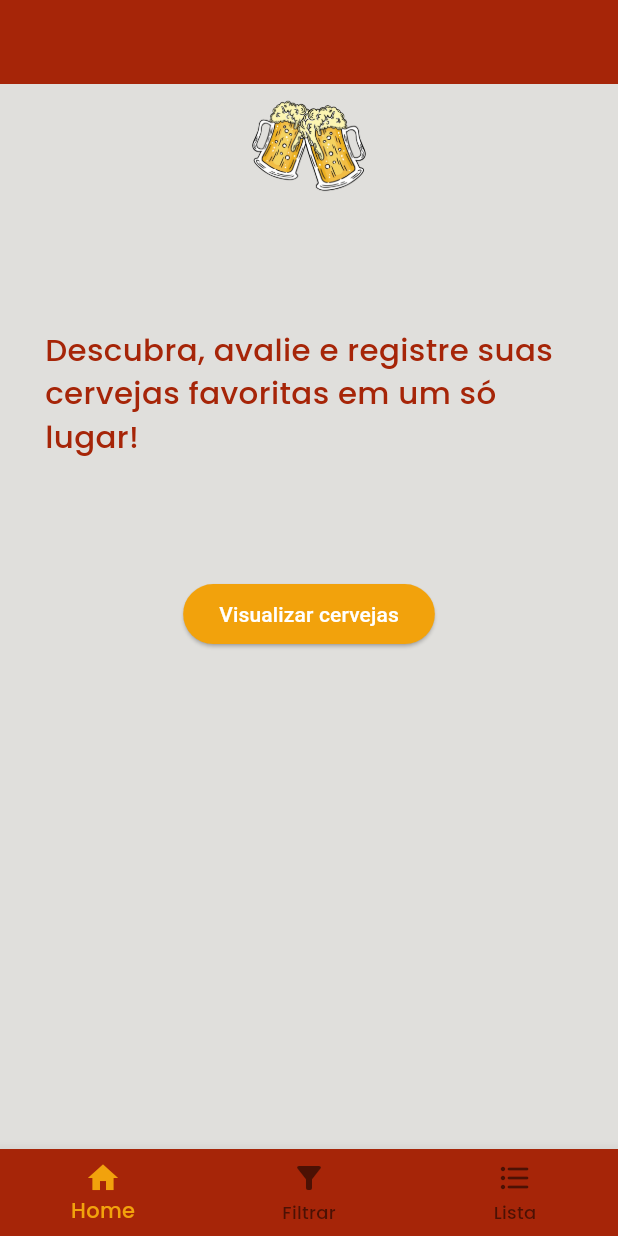
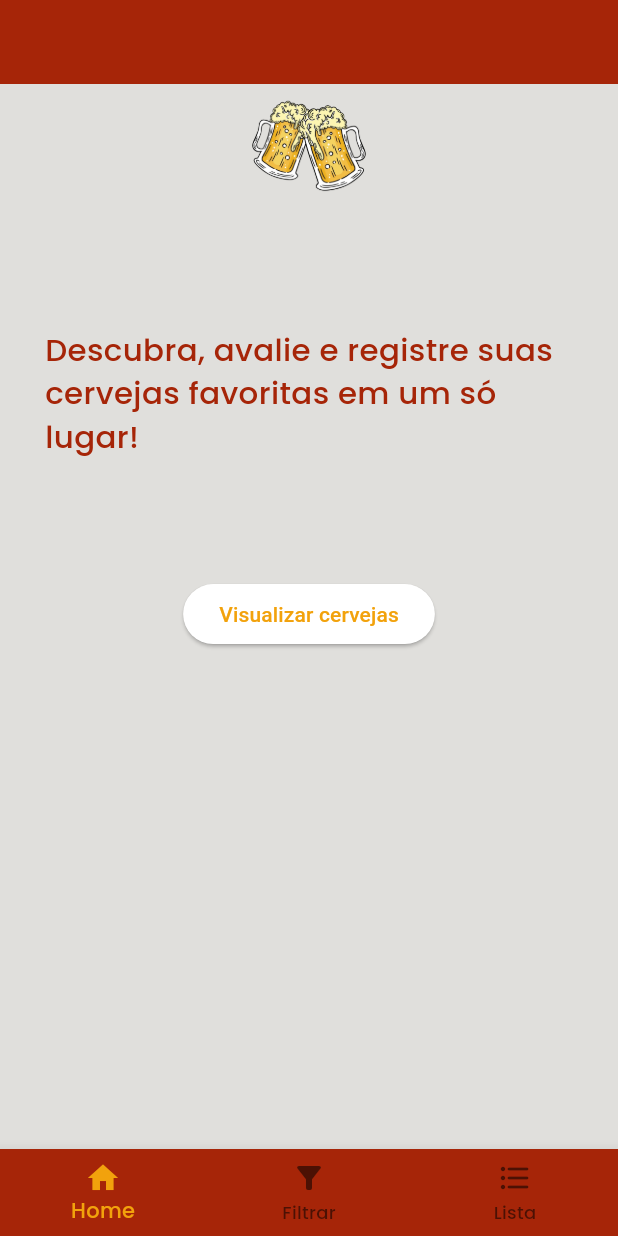
Before and after one commit to andersonstack/app_beer, a Flutter app: the screen it shows after launch, on a phone screen of 412 x 824 dp. Run offline on Flutter 3.47's test engine with Material 3 defaults, Android fonts, the phone set to English and light mode, and no system bars; our stand-ins replace get, google_fonts.

Commit message:
style: criando estilos para botões

```diff
--- a/lib/style/style.dart
+++ b/lib/style/style.dart
@@ -10,7 +10,7 @@ class Style {
       scaffoldBackgroundColor: Color(0xFFF2F2F2),
       colorScheme: _colorScheme(),
       textTheme: _textTheme(screenWidth, size),
-      elevatedButtonTheme: _elevatedButton(),
+      // elevatedButtonTheme: _elevatedButton(),
       textButtonTheme: _textButton(),
     );
   }
@@ -44,14 +44,14 @@ class Style {
     );
   }
 
-  static ElevatedButtonThemeData _elevatedButton() {
-    return ElevatedButtonThemeData(
-      style: ElevatedButton.styleFrom(
-        backgroundColor: Color(0xFFF2A20C),
-        foregroundColor: Colors.white,
-      ),
-    );
-  }
+  // static ElevatedButtonThemeData _elevatedButton() {
+  //   return ElevatedButtonThemeData(
+  //     style: ElevatedButton.styleFrom(
+  //       backgroundColor: Color(0xFFF2A20C),
+  //       foregroundColor: Colors.white,
+  //     ),
+  //   );
+  // }
 
   static TextButtonThemeData _textButton() {
     return TextButtonThemeData(
```
Also changed, not shown: lib/style/btnStyle.dart (added, +21 -0 lines).
